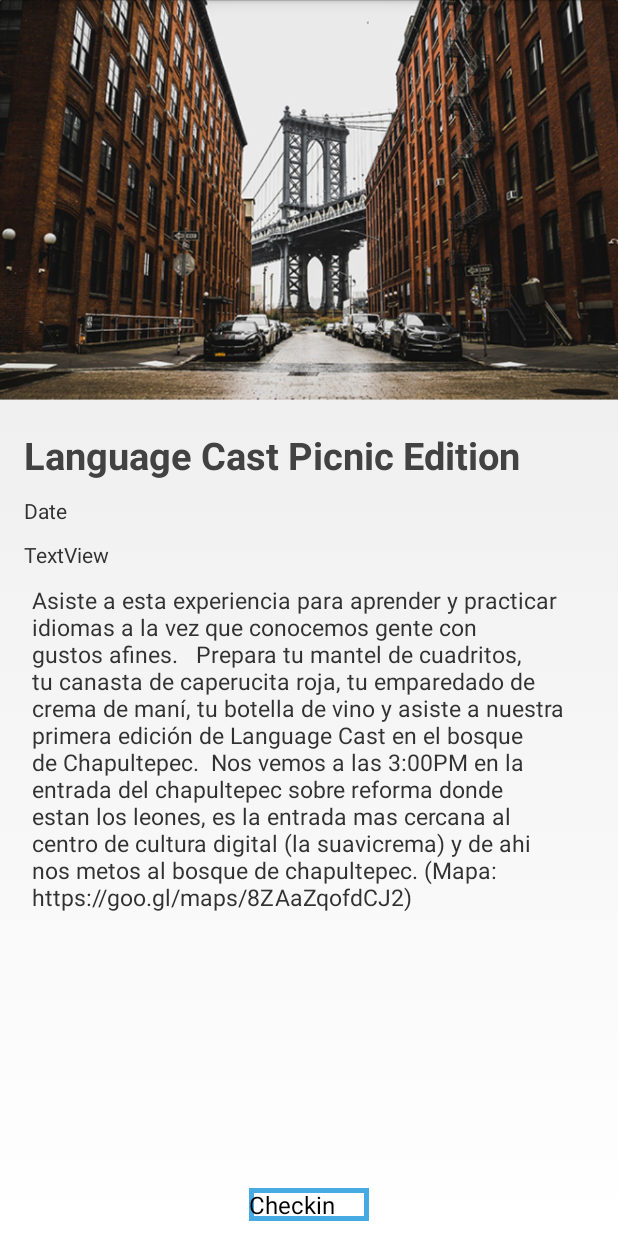
After one commit to allanloji/android-final-project, an Android app: the layout activity_history_detail.xml on its own in the app's theme, with its tools: preview values and no code run, on a phone screen of 412 x 824 dp. The commit adds this screen. Run offline under Robolectric (Android 15) with nearby library versions, the phone set to English and light mode, and no system bars.

Commit message:
Add History Detail Activity

```diff
--- a/app/src/main/AndroidManifest.xml
+++ b/app/src/main/AndroidManifest.xml
@@ -50,7 +50,8 @@
             android:label="@string/title_activity_login" />
         <activity android:name=".Create_Profile_Activity" />
         <activity android:name=".LanguageSelectionActivity" />
-        <activity android:name=".EventDetailActivity"></activity>
+        <activity android:name=".EventDetailActivity" />
+        <activity android:name=".HistoryDetailActivity"></activity>
     </application>
 
 </manifest>
--- /dev/null
+++ b/app/src/main/res/layout/activity_history_detail.xml
@@ -0,0 +1,80 @@
+<?xml version="1.0" encoding="utf-8"?>
+<android.support.constraint.ConstraintLayout xmlns:android="http://schemas.android.com/apk/res/android"
+    xmlns:app="http://schemas.android.com/apk/res-auto"
+    xmlns:tools="http://schemas.android.com/tools"
+    android:layout_width="match_parent"
+    android:layout_height="match_parent"
+    tools:context="com.allanloji.language_cast.EventDetailActivity">
+
+    <ImageView
+        android:id="@+id/historyDetailImg"
+        android:layout_width="0dp"
+        android:layout_height="267dp"
+        android:layout_marginTop="-1dp"
+        android:background="@drawable/newyork"
+        app:layout_constraintEnd_toEndOf="parent"
+        app:layout_constraintHorizontal_bias="0.0"
+        app:layout_constraintStart_toStartOf="parent"
+        app:layout_constraintTop_toTopOf="parent"
+        app:srcCompat="@drawable/newyork" />
+
+    <TextView
+        android:id="@+id/historyDetailTitle"
+        android:layout_width="wrap_content"
+        android:layout_height="wrap_content"
+        android:layout_marginLeft="16dp"
+        android:layout_marginStart="16dp"
+        android:layout_marginTop="20dp"
+        android:text="Language Cast Picnic Edition"
+        android:textColor="@color/cardview_dark_background"
+        android:textSize="25dp"
+        android:textStyle="bold"
+        app:layout_constraintStart_toStartOf="parent"
+        app:layout_constraintTop_toBottomOf="@+id/historyDetailImg" />
+
+    <TextView
+        android:id="@+id/historyDetailDescription"
+        android:layout_width="369dp"
+        android:layout_height="293dp"
+        android:layout_marginTop="10dp"
+        android:text="Asiste a esta experiencia para aprender y practicar idiomas a la vez que conocemos gente con gustos afines.   Prepara tu mantel de cuadritos, tu canasta de caperucita roja, tu emparedado de crema de maní, tu botella de vino y asiste a nuestra primera edición de Language Cast en el bosque de Chapultepec.  Nos vemos a las 3:00PM en la entrada del chapultepec sobre reforma donde estan los leones, es la entrada mas cercana al centro de cultura digital (la suavicrema) y de ahi nos metos al bosque de chapultepec. (Mapa: https://goo.gl/maps/8ZAaZqofdCJ2)"
+        android:textSize="15sp"
+        app:layout_constraintEnd_toEndOf="parent"
+        app:layout_constraintStart_toStartOf="parent"
+        app:layout_constraintTop_toBottomOf="@+id/historyDetailDirection" />
+
+    <TextView
+        android:id="@+id/historyDetailDate"
+        android:layout_width="wrap_content"
+        android:layout_height="wrap_content"
+        android:layout_marginLeft="16dp"
+        android:layout_marginStart="16dp"
+        android:layout_marginTop="10dp"
+        android:text="Date"
+        app:layout_constraintStart_toStartOf="parent"
+        app:layout_constraintTop_toBottomOf="@+id/historyDetailTitle" />
+
+    <TextView
+        android:id="@+id/historyDetailDirection"
+        android:layout_width="wrap_content"
+        android:layout_height="wrap_content"
+        android:layout_marginLeft="16dp"
+        android:layout_marginStart="16dp"
+        android:layout_marginTop="10dp"
+        android:text="TextView"
+        app:layout_constraintStart_toStartOf="parent"
+        app:layout_constraintTop_toBottomOf="@+id/historyDetailDate" />
+
+    <Button
+        android:id="@+id/historyDetailBttn"
+        android:layout_width="80dp"
+        android:layout_height="wrap_content"
+        android:layout_marginBottom="10dp"
+        android:background="@drawable/button_border"
+        android:text="Checkin"
+        app:layout_constraintBottom_toBottomOf="parent"
+        app:layout_constraintEnd_toEndOf="parent"
+        app:layout_constraintHorizontal_bias="0.5"
+        app:layout_constraintStart_toStartOf="parent" />
+
+</android.support.constraint.ConstraintLayout>
```
Also changed, not shown: app/src/main/java/com/allanloji/language_cast/HistoryDetailActivity.java (+33 -1 lines), app/src/main/java/com/allanloji/language_cast/HistoryFragment.java (+11 -2 lines), app/build.gradle (line endings or trailing spaces).
